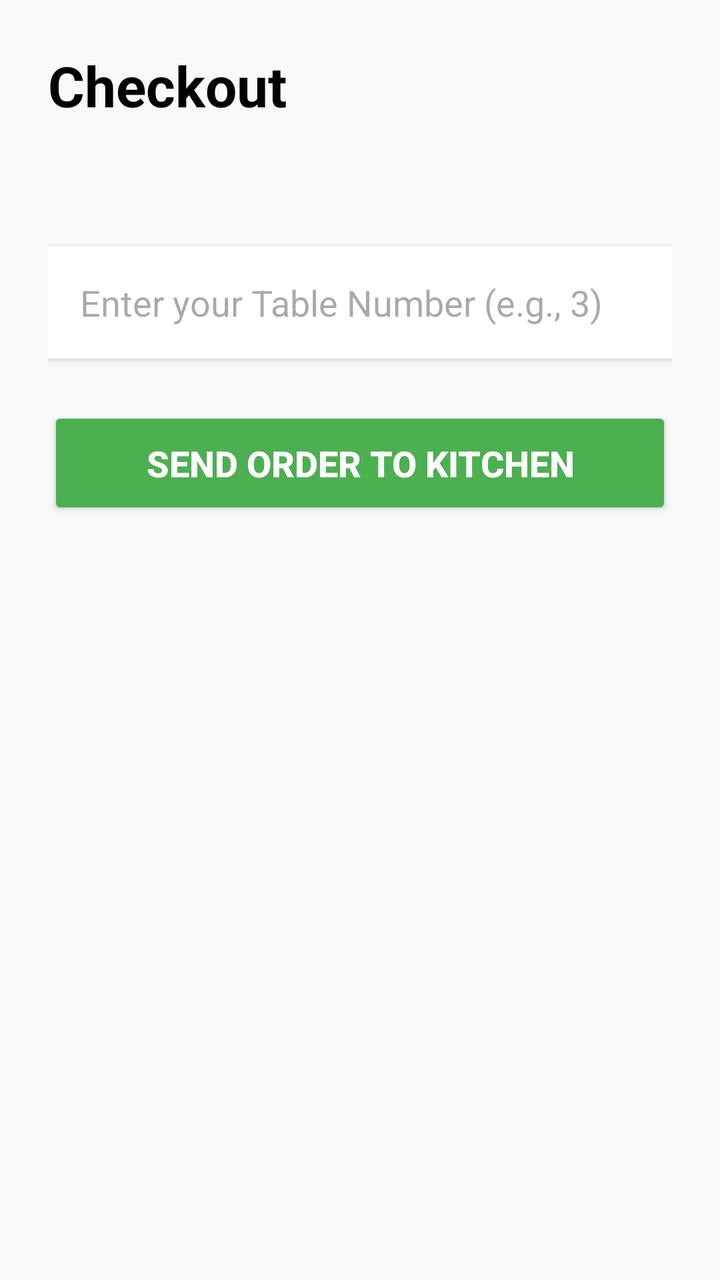
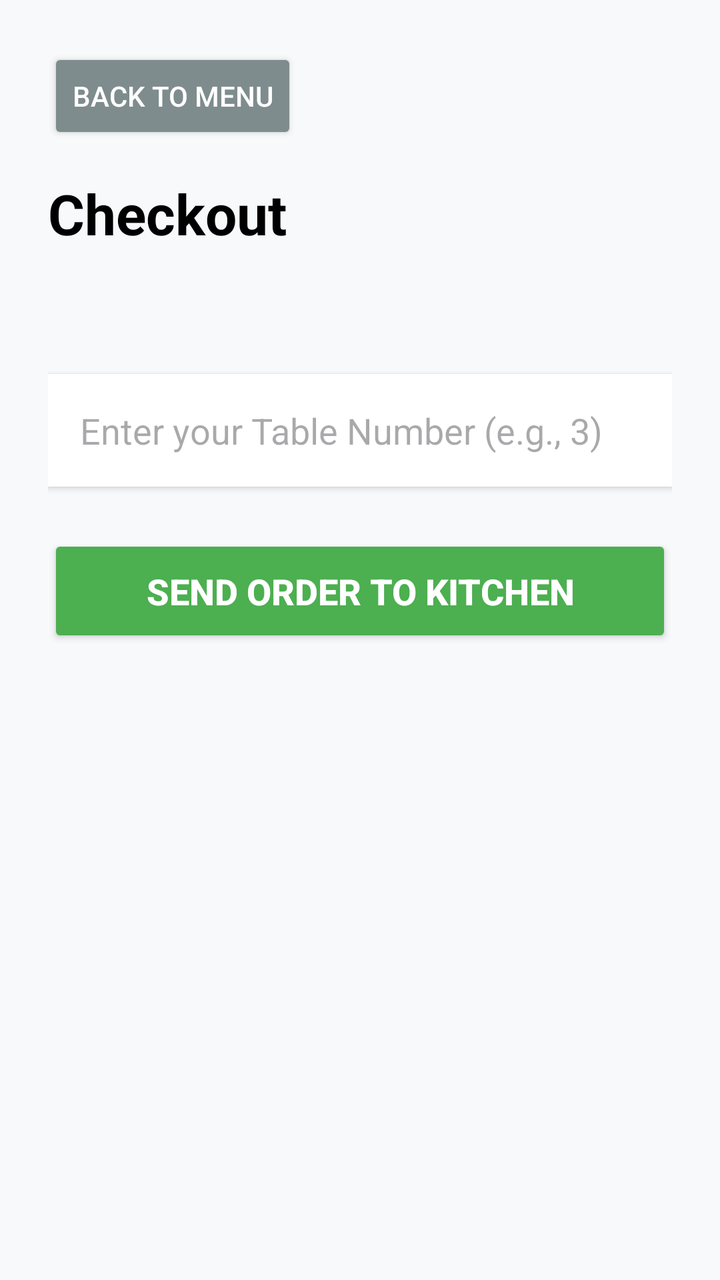

Before-and-after screenshots of an Android layout around one commit, followed by the original layout XML and the change that was made.
<!-- AndroidManifest.xml: application theme Theme.FoodOrderApp -->
<!-- res/layout/activity_checkout.xml -->
<?xml version="1.0" encoding="utf-8"?>
<LinearLayout xmlns:android="http://schemas.android.com/apk/res/android"
    android:layout_width="match_parent"
    android:layout_height="match_parent"
    android:orientation="vertical"
    android:padding="24dp"
    android:background="#F8F9FA">

    <TextView
        android:layout_width="match_parent"
        android:layout_height="wrap_content"
        android:text="Checkout"
        android:textSize="28sp"
        android:textStyle="bold"
        android:textColor="#000000"
        android:layout_marginBottom="16dp"/>

    <TextView
        android:id="@+id/orderSummaryText"
        android:layout_width="match_parent"
        android:layout_height="wrap_content"
        android:textSize="16sp"
        android:textColor="#333333"
        android:layout_marginBottom="24dp"/>

    <EditText
        android:id="@+id/tableNumberInput"
        android:layout_width="match_parent"
        android:layout_height="wrap_content"
        android:hint="Enter your Table Number (e.g., 3)"
        android:inputType="number"
        android:padding="16dp"
        android:background="#FFFFFF"
        android:elevation="2dp"
        android:layout_marginBottom="24dp"/>

    <Button
        android:id="@+id/submitOrderBtn"
        android:layout_width="match_parent"
        android:layout_height="wrap_content"
        android:text="Send Order to Kitchen"
        android:backgroundTint="#4CAF50"
        android:textColor="#FFFFFF"
        android:padding="16dp"
        android:textSize="18sp"
        android:textStyle="bold"/>

</LinearLayout>
<!-- resources referenced by this layout -->
<resources>
  <style name="Theme.FoodOrderApp" parent="Base.Theme.FoodOrderApp" />
  <style name="Base.Theme.FoodOrderApp" parent="Theme.Material3.DayNight.NoActionBar">
          
          
      </style>
</resources>

<!-- the commit's change to res/layout/activity_checkout.xml (unified diff, before → after) -->
@@ -5,6 +5,15 @@
     android:orientation="vertical"
     android:padding="24dp"
     android:background="#F8F9FA">
+
+    <Button
+        android:id="@+id/backToMenuBtn"
+        android:layout_width="wrap_content"
+        android:layout_height="wrap_content"
+        android:text="Back to Menu"
+        android:backgroundTint="#7F8C8D"
+        android:textColor="#FFFFFF"
+        android:layout_marginBottom="16dp"/>
 
     <TextView
         android:layout_width="match_parent"
